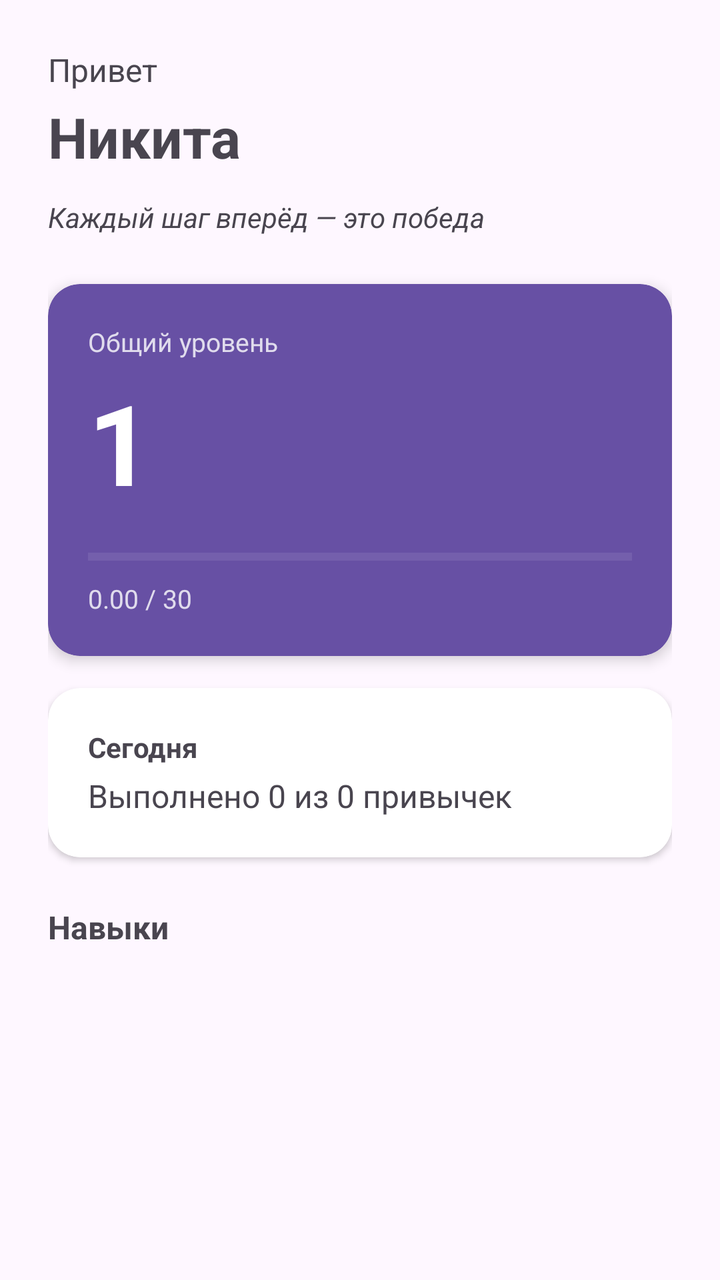
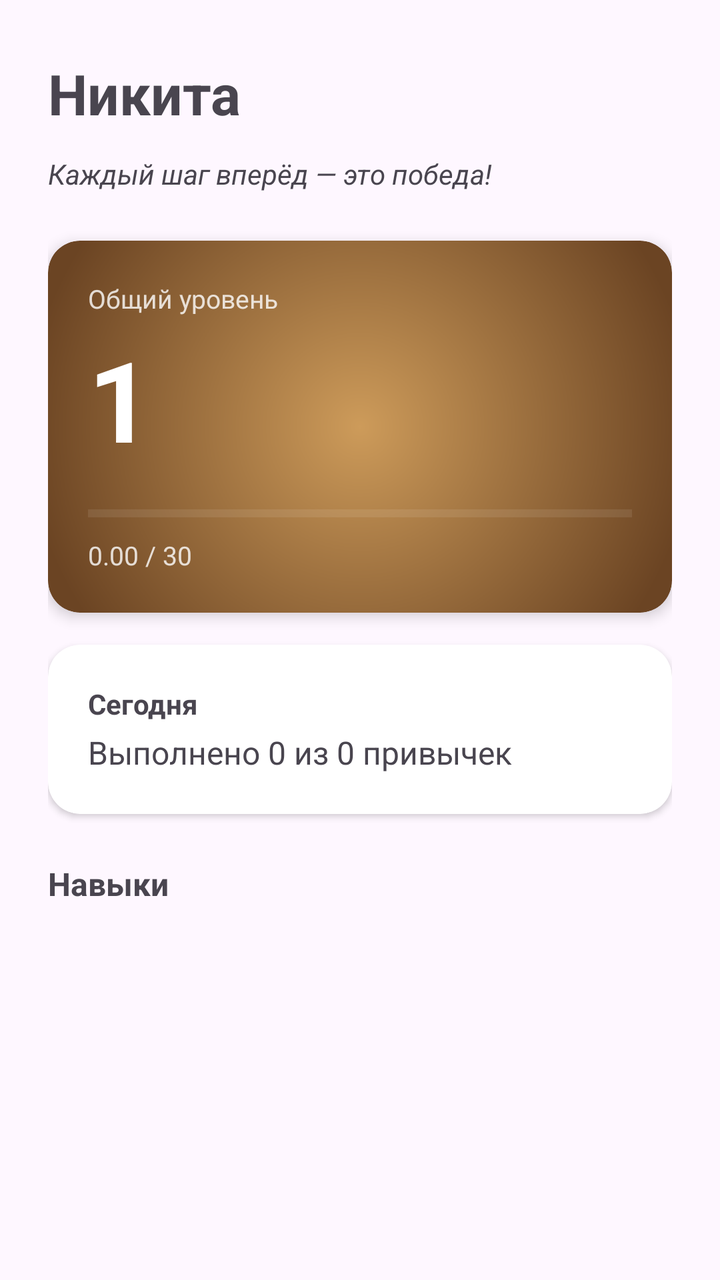

Compare the two renders of this Android layout. The source of the first and the diff that turns it into the second are given below.
<!-- AndroidManifest.xml: application theme Theme.YourUpgrade -->
<!-- res/layout/fragment_user.xml -->
<?xml version="1.0" encoding="utf-8"?>
<androidx.core.widget.NestedScrollView
    xmlns:android="http://schemas.android.com/apk/res/android"
    xmlns:app="http://schemas.android.com/apk/res-auto"
    android:layout_width="match_parent"
    android:layout_height="match_parent">

    <LinearLayout
        android:layout_width="match_parent"
        android:layout_height="wrap_content"
        android:orientation="vertical"
        android:padding="24dp">

        
        <TextView
            android:id="@+id/tvGreeting"
            android:layout_width="wrap_content"
            android:layout_height="wrap_content"
            android:text="Привет"
            android:textSize="16sp"
            android:textColor="?android:attr/textColorSecondary" />

        <TextView
            android:id="@+id/tvUserName"
            android:layout_width="wrap_content"
            android:layout_height="wrap_content"
            android:layout_marginTop="4dp"
            android:text="Никита"
            android:textSize="28sp"
            android:textStyle="bold" />

        
        <TextView
            android:id="@+id/tvMotivation"
            android:layout_width="match_parent"
            android:layout_height="wrap_content"
            android:layout_marginTop="12dp"
            android:text="Каждый шаг вперёд — это победа"
            android:textSize="14sp"
            android:textColor="?android:attr/textColorSecondary"
            android:textStyle="italic" />

        
        <androidx.cardview.widget.CardView
            android:layout_width="match_parent"
            android:layout_height="wrap_content"
            android:layout_marginTop="24dp"
            app:cardCornerRadius="16dp"
            app:cardElevation="4dp"
            app:cardBackgroundColor="?attr/colorPrimary">

            <LinearLayout
                android:layout_width="match_parent"
                android:layout_height="wrap_content"
                android:orientation="vertical"
                android:padding="20dp">

                <TextView
                    android:layout_width="wrap_content"
                    android:layout_height="wrap_content"
                    android:text="Общий уровень"
                    android:textSize="13sp"
                    android:textColor="#CCFFFFFF" />

                <TextView
                    android:id="@+id/tvLevel"
                    android:layout_width="wrap_content"
                    android:layout_height="wrap_content"
                    android:layout_marginTop="4dp"
                    android:text="1"
                    android:textSize="56sp"
                    android:textStyle="bold"
                    android:textColor="@android:color/white" />

                
                <ProgressBar
                    android:id="@+id/progressLevel"
                    style="@style/Widget.AppCompat.ProgressBar.Horizontal"
                    android:layout_width="match_parent"
                    android:layout_height="8dp"
                    android:layout_marginTop="16dp"
                    android:max="100"
                    android:progress="0"
                    android:progressTint="@android:color/white"
                    android:progressBackgroundTint="#55FFFFFF" />

                <TextView
                    android:id="@+id/tvProgressLabel"
                    android:layout_width="wrap_content"
                    android:layout_height="wrap_content"
                    android:layout_marginTop="8dp"
                    android:text="0.00 / 30"
                    android:textSize="13sp"
                    android:textColor="#CCFFFFFF" />

            </LinearLayout>

        </androidx.cardview.widget.CardView>

        
        <androidx.cardview.widget.CardView
            android:layout_width="match_parent"
            android:layout_height="wrap_content"
            android:layout_marginTop="16dp"
            app:cardCornerRadius="16dp"
            app:cardElevation="2dp">

            <LinearLayout
                android:layout_width="match_parent"
                android:layout_height="wrap_content"
                android:orientation="vertical"
                android:padding="20dp">

                <TextView
                    android:layout_width="wrap_content"
                    android:layout_height="wrap_content"
                    android:text="Сегодня"
                    android:textSize="14sp"
                    android:textStyle="bold" />

                <TextView
                    android:id="@+id/tvTodayStats"
                    android:layout_width="wrap_content"
                    android:layout_height="wrap_content"
                    android:layout_marginTop="4dp"
                    android:text="Выполнено 0 из 0 привычек"
                    android:textSize="16sp" />

            </LinearLayout>

        </androidx.cardview.widget.CardView>

        
        <TextView
            android:layout_width="wrap_content"
            android:layout_height="wrap_content"
            android:layout_marginTop="24dp"
            android:text="Навыки"
            android:textSize="16sp"
            android:textStyle="bold" />

        <androidx.recyclerview.widget.RecyclerView
            android:id="@+id/rvCategories"
            android:layout_width="match_parent"
            android:layout_height="wrap_content"
            android:layout_marginTop="12dp"
            android:clipToPadding="false" />

    </LinearLayout>

</androidx.core.widget.NestedScrollView>
<!-- resources referenced by this layout -->
<resources>
  <style name="Theme.YourUpgrade" parent="Base.Theme.YourUpgrade" />
  <style name="Base.Theme.YourUpgrade" parent="Theme.Material3.DayNight.NoActionBar">
          
          
      </style>
</resources>

<!-- the commit's change to res/layout/fragment_user.xml (unified diff, before → after) -->
@@ -1,6 +1,5 @@
 <?xml version="1.0" encoding="utf-8"?>
-<androidx.core.widget.NestedScrollView
-    xmlns:android="http://schemas.android.com/apk/res/android"
+<androidx.core.widget.NestedScrollView xmlns:android="http://schemas.android.com/apk/res/android"
     xmlns:app="http://schemas.android.com/apk/res-auto"
     android:layout_width="match_parent"
     android:layout_height="match_parent">
@@ -11,15 +10,6 @@
         android:orientation="vertical"
         android:padding="24dp">
 
-        
-        <TextView
-            android:id="@+id/tvGreeting"
-            android:layout_width="wrap_content"
-            android:layout_height="wrap_content"
-            android:text="Привет"
-            android:textSize="16sp"
-            android:textColor="?android:attr/textColorSecondary" />
-
         <TextView
             android:id="@+id/tvUserName"
             android:layout_width="wrap_content"
@@ -29,29 +19,32 @@
             android:textSize="28sp"
             android:textStyle="bold" />
 
-        
         <TextView
             android:id="@+id/tvMotivation"
             android:layout_width="match_parent"
             android:layout_height="wrap_content"
             android:layout_marginTop="12dp"
-            android:text="Каждый шаг вперёд — это победа"
+            android:text="Каждый шаг вперёд — это победа!"
+            android:textColor="?android:attr/textColorSecondary"
             android:textSize="14sp"
-            android:textColor="?android:attr/textColorSecondary"
             android:textStyle="italic" />
 
         
         <androidx.cardview.widget.CardView
+            android:id="@+id/cardLevel"
             android:layout_width="match_parent"
             android:layout_height="wrap_content"
             android:layout_marginTop="24dp"
+            app:cardBackgroundColor="@android:color/transparent"
             app:cardCornerRadius="16dp"
-            app:cardElevation="4dp"
-            app:cardBackgroundColor="?attr/colorPrimary">
+            app:cardElevation="4dp">
 
+            
             <LinearLayout
+                android:id="@+id/levelBackground"
                 android:layout_width="match_parent"
                 android:layout_height="wrap_content"
+                android:background="@drawable/bg_level_1"
                 android:orientation="vertical"
                 android:padding="20dp">
 
@@ -59,8 +52,8 @@
                     android:layout_width="wrap_content"
                     android:layout_height="wrap_content"
                     android:text="Общий уровень"
-                    android:textSize="13sp"
-                    android:textColor="#CCFFFFFF" />
+                    android:textColor="#CCFFFFFF"
+                    android:textSize="13sp" />
 
                 <TextView
                     android:id="@+id/tvLevel"
@@ -68,11 +61,10 @@
                     android:layout_height="wrap_content"
                     android:layout_marginTop="4dp"
                     android:text="1"
+                    android:textColor="@android:color/white"
                     android:textSize="56sp"
-                    android:textStyle="bold"
-                    android:textColor="@android:color/white" />
+                    android:textStyle="bold" />
 
-                
                 <ProgressBar
                     android:id="@+id/progressLevel"
                     style="@style/Widget.AppCompat.ProgressBar.Horizontal"
@@ -81,8 +73,8 @@
                     android:layout_marginTop="16dp"
                     android:max="100"
                     android:progress="0"
-                    android:progressTint="@android:color/white"
-                    android:progressBackgroundTint="#55FFFFFF" />
+                    android:progressBackgroundTint="#55FFFFFF"
+                    android:progressTint="@android:color/white" />
 
                 <TextView
                     android:id="@+id/tvProgressLabel"
@@ -90,8 +82,8 @@
                     android:layout_height="wrap_content"
                     android:layout_marginTop="8dp"
                     android:text="0.00 / 30"
-                    android:textSize="13sp"
-                    android:textColor="#CCFFFFFF" />
+                    android:textColor="#CCFFFFFF"
+                    android:textSize="13sp" />
 
             </LinearLayout>
 
<!-- resource entries referenced after the edit -->
@@ -1,5 +1,16 @@
 <!-- resources referenced by this layout -->
 <resources>
+  <!-- drawable bg_level_1 (drawable) -->
+  <?xml version="1.0" encoding="utf-8"?>
+  <shape xmlns:android="http://schemas.android.com/apk/res/android"
+      android:shape="rectangle">
+      <gradient
+          android:type="radial"
+          android:gradientRadius="500"
+          android:startColor="#CD9B5A"
+          android:endColor="#6B4423" />
+      <corners android:radius="16dp" />
+  </shape>
   <style name="Theme.YourUpgrade" parent="Base.Theme.YourUpgrade" />
   <style name="Base.Theme.YourUpgrade" parent="Theme.Material3.DayNight.NoActionBar">
           
